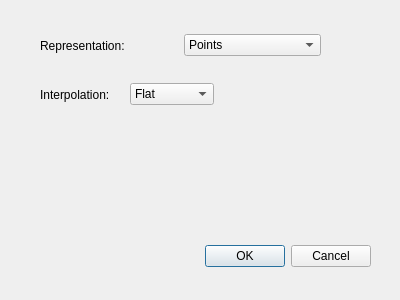
Before: the Qt Designer form rtUI/propertyChooserDialog.ui in pengwg/vurtigo, drawn with Qt 5.
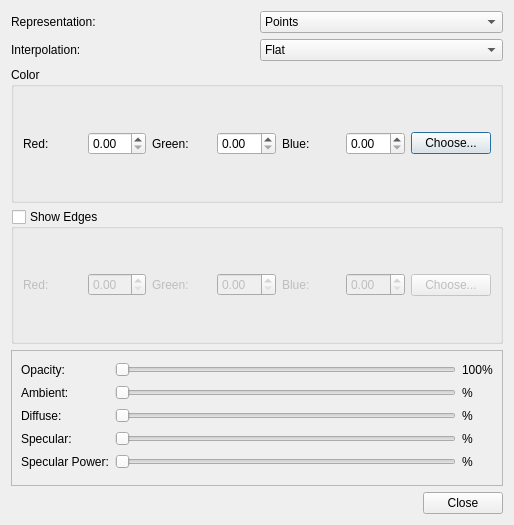
After: the same form once the commit is applied.

Commit message:
Created advanced options for the vtkProperty type and added it to the catheter object. BugID:644 Analysis:The vtkProperty object has many interesting features that have been implemented into a GUI.
Resolution:

Reviewed by:

```diff
--- a/rtUI/propertyChooserDialog.ui
+++ b/rtUI/propertyChooserDialog.ui
@@ -6,38 +6,15 @@
    <rect>
     <x>0</x>
     <y>0</y>
-    <width>400</width>
-    <height>300</height>
+    <width>514</width>
+    <height>525</height>
    </rect>
   </property>
   <property name="windowTitle">
    <string>Dialog</string>
   </property>
-  <widget class="QDialogButtonBox" name="buttonBox">
-   <property name="geometry">
-    <rect>
-     <x>30</x>
-     <y>240</y>
-     <width>341</width>
-     <height>32</height>
-    </rect>
-   </property>
-   <property name="orientation">
-    <enum>Qt::Horizontal</enum>
-   </property>
-   <property name="standardButtons">
-    <set>QDialogButtonBox::Cancel|QDialogButtonBox::Ok</set>
-   </property>
-  </widget>
-  <widget class="QWidget" name="layoutWidget">
-   <property name="geometry">
-    <rect>
-     <x>40</x>
-     <y>30</y>
-     <width>281</width>
-     <height>31</height>
-    </rect>
-   </property>
+  <layout class="QVBoxLayout" name="verticalLayout">
+   <item>
    <layout class="QHBoxLayout" name="horizontalLayout">
     <item>
      <widget class="QLabel" name="label">
@@ -66,16 +43,8 @@
      </widget>
     </item>
    </layout>
-  </widget>
-  <widget class="QWidget" name="">
-   <property name="geometry">
-    <rect>
-     <x>40</x>
-     <y>80</y>
-     <width>174</width>
-     <height>29</height>
-    </rect>
-   </property>
+   </item>
+   <item>
    <layout class="QHBoxLayout" name="horizontalLayout_2">
     <item>
      <widget class="QLabel" name="label_2">
@@ -104,7 +73,305 @@
      </widget>
     </item>
    </layout>
-  </widget>
+   </item>
+   <item>
+    <widget class="QGroupBox" name="groupBox">
+     <property name="title">
+      <string>Color</string>
+     </property>
+     <layout class="QHBoxLayout" name="horizontalLayout_3">
+      <item>
+       <widget class="QLabel" name="label_3">
+        <property name="text">
+         <string>Red:</string>
+        </property>
+       </widget>
+      </item>
+      <item>
+       <widget class="QDoubleSpinBox" name="redSpinBox">
+        <property name="maximum">
+         <double>1.000000000000000</double>
+        </property>
+        <property name="singleStep">
+         <double>0.050000000000000</double>
+        </property>
+       </widget>
+      </item>
+      <item>
+       <widget class="QLabel" name="label_4">
+        <property name="text">
+         <string>Green:</string>
+        </property>
+       </widget>
+      </item>
+      <item>
+       <widget class="QDoubleSpinBox" name="greenSpinBox">
+        <property name="maximum">
+         <double>1.000000000000000</double>
+        </property>
+        <property name="singleStep">
+         <double>0.050000000000000</double>
+        </property>
+       </widget>
+      </item>
+      <item>
+       <widget class="QLabel" name="label_5">
+        <property name="text">
+         <string>Blue:</string>
+        </property>
+       </widget>
+      </item>
+      <item>
+       <widget class="QDoubleSpinBox" name="blueSpinBox">
+        <property name="maximum">
+         <double>1.000000000000000</double>
+        </property>
+        <property name="singleStep">
+         <double>0.050000000000000</double>
+        </property>
+       </widget>
+      </item>
+      <item>
+       <widget class="QPushButton" name="colorChoosePushButton">
+        <property name="text">
+         <string>Choose...</string>
+        </property>
+       </widget>
+      </item>
+     </layout>
+    </widget>
+   </item>
+   <item>
+    <widget class="QGroupBox" name="showEdgesGroupBox">
+     <property name="title">
+      <string>Show Edges</string>
+     </property>
+     <property name="checkable">
+      <bool>true</bool>
+     </property>
+     <property name="checked">
+      <bool>false</bool>
+     </property>
+     <layout class="QHBoxLayout" name="horizontalLayout_4">
+      <item>
+       <widget class="QLabel" name="label_6">
+        <property name="text">
+         <string>Red:</string>
+        </property>
+       </widget>
+      </item>
+      <item>
+       <widget class="QDoubleSpinBox" name="redSpinBoxEdge">
+        <property name="maximum">
+         <double>1.000000000000000</double>
+        </property>
+        <property name="singleStep">
+         <double>0.050000000000000</double>
+        </property>
+       </widget>
+      </item>
+      <item>
+       <widget class="QLabel" name="label_8">
+        <property name="text">
+         <string>Green:</string>
+        </property>
+       </widget>
+      </item>
+      <item>
+       <widget class="QDoubleSpinBox" name="greenSpinBoxEdge">
+        <property name="maximum">
+         <double>1.000000000000000</double>
+        </property>
+        <property name="singleStep">
+         <double>0.050000000000000</double>
+        </property>
+       </widget>
+      </item>
+      <item>
+       <widget class="QLabel" name="label_7">
+        <property name="text">
+         <string>Blue:</string>
+        </property>
+       </widget>
+      </item>
+      <item>
+       <widget class="QDoubleSpinBox" name="blueSpinBoxEdge">
+        <property name="maximum">
+         <double>1.000000000000000</double>
+        </property>
+        <property name="singleStep">
+         <double>0.050000000000000</double>
+        </property>
+       </widget>
+      </item>
+      <item>
+       <widget class="QPushButton" name="colorChoosePushButtonEdge">
+        <property name="text">
+         <string>Choose...</string>
+        </property>
+       </widget>
+      </item>
+     </layout>
+    </widget>
+   </item>
+   <item>
+    <widget class="QFrame" name="frame">
+     <property name="frameShape">
+      <enum>QFrame::StyledPanel</enum>
+     </property>
+     <property name="frameShadow">
+      <enum>QFrame::Raised</enum>
+     </property>
+     <layout class="QGridLayout" name="gridLayout">
+      <item row="0" column="0">
+       <widget class="QLabel" name="label_9">
+        <property name="text">
+         <string>Opacity:</string>
+        </property>
+       </widget>
+      </item>
+      <item row="0" column="1">
+       <widget class="QSlider" name="opacitySlider">
+        <property name="maximum">
+         <number>100</number>
+        </property>
+        <property name="pageStep">
+         <number>10</number>
+        </property>
+        <property name="orientation">
+         <enum>Qt::Horizontal</enum>
+        </property>
+       </widget>
+      </item>
+      <item row="0" column="2">
+       <widget class="QLabel" name="opacityLabel">
+        <property name="text">
+         <string>100%</string>
+        </property>
+       </widget>
+      </item>
+      <item row="1" column="0">
+       <widget class="QLabel" name="label_10">
+        <property name="text">
+         <string>Ambient:</string>
+        </property>
+       </widget>
+      </item>
+      <item row="1" column="1">
+       <widget class="QSlider" name="ambientSlider">
+        <property name="maximum">
+         <number>100</number>
+        </property>
+        <property name="pageStep">
+         <number>10</number>
+        </property>
+        <property name="orientation">
+         <enum>Qt::Horizontal</enum>
+        </property>
+       </widget>
+      </item>
+      <item row="1" column="2">
+       <widget class="QLabel" name="ambientLabel">
+        <property name="text">
+         <string>%</string>
+        </property>
+       </widget>
+      </item>
+      <item row="2" column="0">
+       <widget class="QLabel" name="label_11">
+        <property name="text">
+         <string>Diffuse:</string>
+        </property>
+       </widget>
+      </item>
+      <item row="2" column="1">
+       <widget class="QSlider" name="diffuseSlider">
+        <property name="maximum">
+         <number>100</number>
+        </property>
+        <property name="pageStep">
+         <number>10</number>
+        </property>
+        <property name="orientation">
+         <enum>Qt::Horizontal</enum>
+        </property>
+       </widget>
+      </item>
+      <item row="2" column="2">
+       <widget class="QLabel" name="diffuseLabel">
+        <property name="text">
+         <string>%</string>
+        </property>
+       </widget>
+      </item>
+      <item row="3" column="0">
+       <widget class="QLabel" name="label_12">
+        <property name="text">
+         <string>Specular:</string>
+        </property>
+       </widget>
+      </item>
+      <item row="3" column="1">
+       <widget class="QSlider" name="specularSlider">
+        <property name="maximum">
+         <number>100</number>
+        </property>
+        <property name="pageStep">
+         <number>10</number>
+        </property>
+        <property name="orientation">
+         <enum>Qt::Horizontal</enum>
+        </property>
+       </widget>
+      </item>
+      <item row="3" column="2">
+       <widget class="QLabel" name="specularLabel">
+        <property name="text">
+         <string>%</string>
+        </property>
+       </widget>
+      </item>
+      <item row="4" column="0">
+       <widget class="QLabel" name="label_13">
+        <property name="text">
+         <string>Specular Power:</string>
+        </property>
+       </widget>
+      </item>
+      <item row="4" column="1">
+       <widget class="QSlider" name="specularPowerSlider">
+        <property name="maximum">
+         <number>100</number>
+        </property>
+        <property name="pageStep">
+         <number>10</number>
+        </property>
+        <property name="orientation">
+         <enum>Qt::Horizontal</enum>
+        </property>
+       </widget>
+      </item>
+      <item row="4" column="2">
+       <widget class="QLabel" name="specularPowerLabel">
+        <property name="text">
+         <string>%</string>
+        </property>
+       </widget>
+      </item>
+     </layout>
+    </widget>
+   </item>
+   <item>
+    <widget class="QDialogButtonBox" name="buttonBox">
+     <property name="orientation">
+      <enum>Qt::Horizontal</enum>
+     </property>
+     <property name="standardButtons">
+      <set>QDialogButtonBox::Close</set>
+     </property>
+    </widget>
+   </item>
+  </layout>
  </widget>
  <resources/>
  <connections>
```
Left out of the diff: 2 changed lines with no effect on the pictures. Lines whose indentation alone changed are shown as unchanged. The commit also changes 4 other files.
